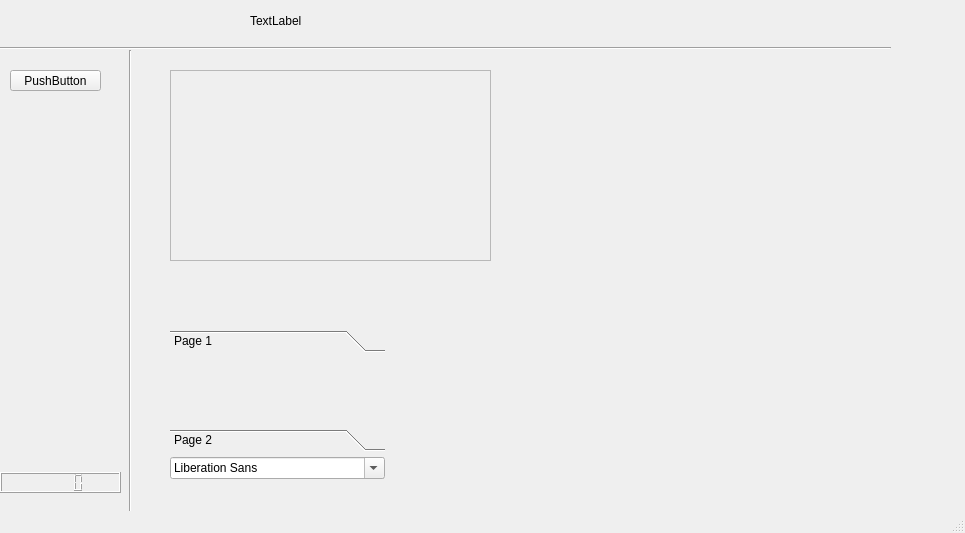
Old version of the form Code/PyTick/Scripts/PyTick.ui in the repository Joiner12/Python_M.
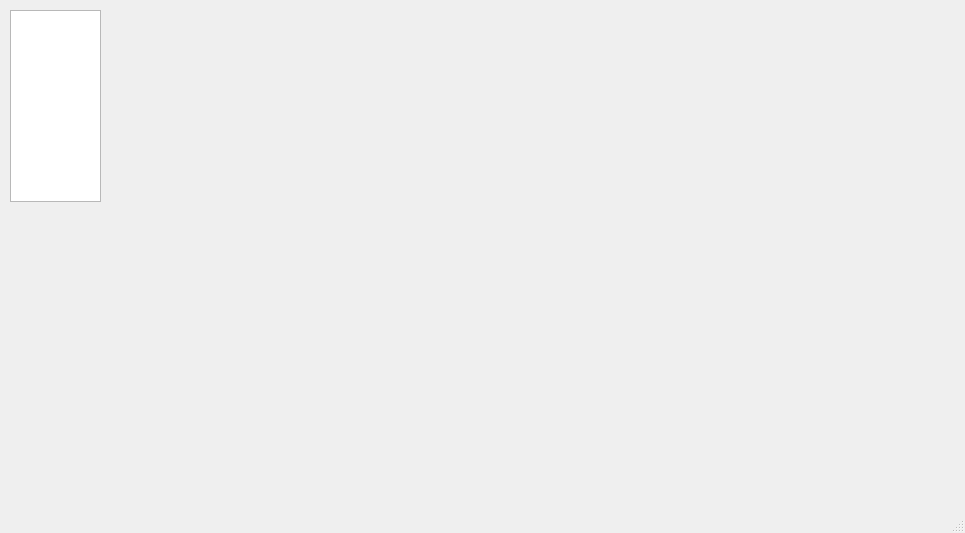
New version of the form. Icons and pictures are not drawn.

Commit message: 基本布局完成

Patch:
```diff
--- a/Code/PyTick/Scripts/PyTick.ui
+++ b/Code/PyTick/Scripts/PyTick.ui
@@ -27,137 +27,15 @@
    <bool>true</bool>
   </property>
   <widget class="QWidget" name="centralwidget">
-   <widget class="Line" name="line">
-    <property name="geometry">
-     <rect>
-      <x>120</x>
-      <y>50</y>
-      <width>20</width>
-      <height>471</height>
-     </rect>
-    </property>
-    <property name="sizePolicy">
-     <sizepolicy hsizetype="Fixed" vsizetype="Fixed">
-      <horstretch>0</horstretch>
-      <verstretch>0</verstretch>
-     </sizepolicy>
-    </property>
-    <property name="orientation">
-     <enum>Qt::Vertical</enum>
-    </property>
-   </widget>
-   <widget class="Line" name="line_2">
-    <property name="geometry">
-     <rect>
-      <x>0</x>
-      <y>40</y>
-      <width>891</width>
-      <height>16</height>
-     </rect>
-    </property>
-    <property name="orientation">
-     <enum>Qt::Horizontal</enum>
-    </property>
-   </widget>
-   <widget class="QPushButton" name="pushButton">
+   <widget class="QListView" name="listView">
     <property name="geometry">
      <rect>
       <x>10</x>
-      <y>70</y>
+      <y>10</y>
       <width>91</width>
-      <height>21</height>
+      <height>192</height>
      </rect>
     </property>
-    <property name="text">
-     <string>PushButton</string>
-    </property>
-   </widget>
-   <widget class="QLCDNumber" name="lcdNumber">
-    <property name="geometry">
-     <rect>
-      <x>0</x>
-      <y>472</y>
-      <width>121</width>
-      <height>21</height>
-     </rect>
-    </property>
-   </widget>
-   <widget class="QFrame" name="frame">
-    <property name="geometry">
-     <rect>
-      <x>170</x>
-      <y>70</y>
-      <width>321</width>
-      <height>191</height>
-     </rect>
-    </property>
-    <property name="frameShape">
-     <enum>QFrame::StyledPanel</enum>
-    </property>
-    <property name="frameShadow">
-     <enum>QFrame::Raised</enum>
-    </property>
-   </widget>
-   <widget class="QLabel" name="label">
-    <property name="geometry">
-     <rect>
-      <x>250</x>
-      <y>0</y>
-      <width>151</width>
-      <height>41</height>
-     </rect>
-    </property>
-    <property name="text">
-     <string>TextLabel</string>
-    </property>
-   </widget>
-   <widget class="QWidget" name="">
-    <property name="geometry">
-     <rect>
-      <x>170</x>
-      <y>330</y>
-      <width>215</width>
-      <height>149</height>
-     </rect>
-    </property>
-    <layout class="QVBoxLayout" name="verticalLayout">
-     <item>
-      <widget class="QToolBox" name="toolBox">
-       <property name="currentIndex">
-        <number>0</number>
-       </property>
-       <widget class="QWidget" name="page">
-        <property name="geometry">
-         <rect>
-          <x>0</x>
-          <y>0</y>
-          <width>213</width>
-          <height>69</height>
-         </rect>
-        </property>
-        <attribute name="label">
-         <string>Page 1</string>
-        </attribute>
-       </widget>
-       <widget class="QWidget" name="page_2">
-        <property name="geometry">
-         <rect>
-          <x>0</x>
-          <y>0</y>
-          <width>213</width>
-          <height>69</height>
-         </rect>
-        </property>
-        <attribute name="label">
-         <string>Page 2</string>
-        </attribute>
-       </widget>
-      </widget>
-     </item>
-     <item>
-      <widget class="QFontComboBox" name="fontComboBox"/>
-     </item>
-    </layout>
    </widget>
   </widget>
   <widget class="QStatusBar" name="statusbar"/>
```
The commit also changes 1 other file.
